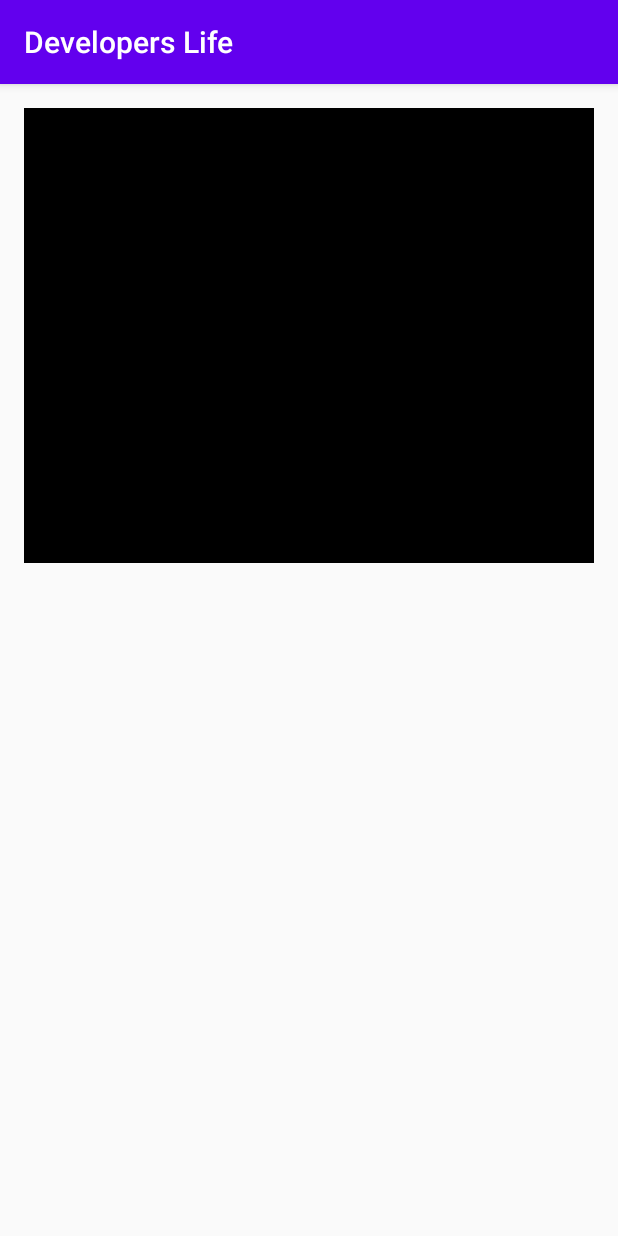
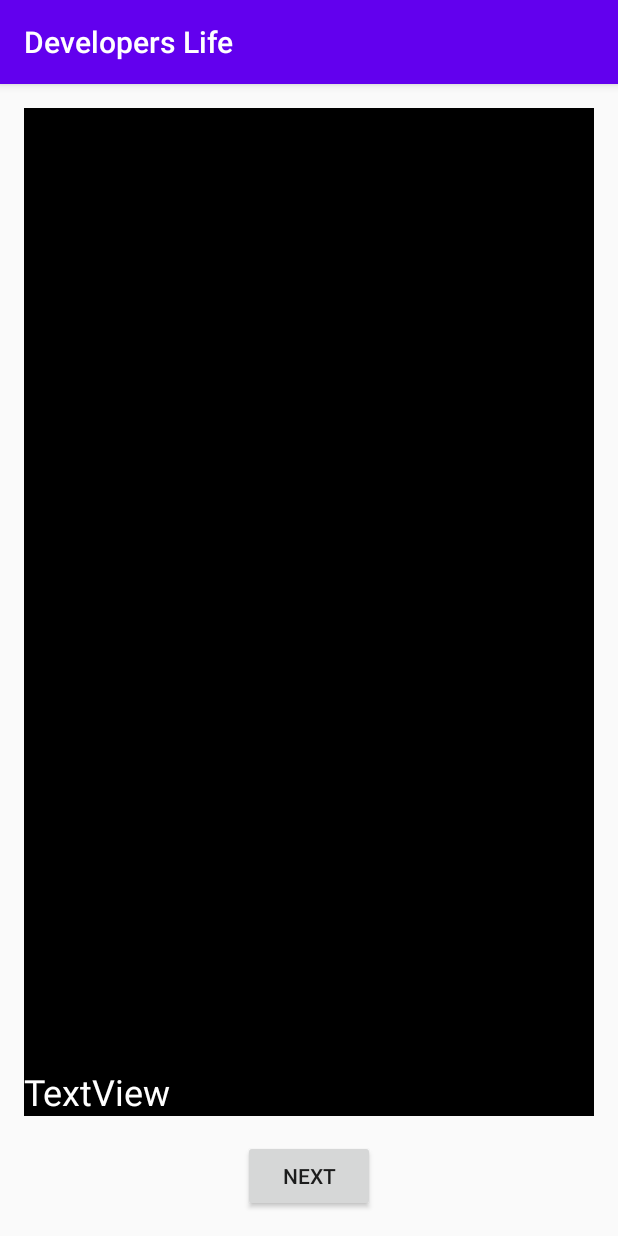
Before and after one commit to spanic/sadulin, an Android app: the screen it shows after launch (MainActivity), on a phone screen of 412 x 824 dp. Run offline under Robolectric (Android 15) with nearby library versions, the phone set to English and light mode, and no system bars; pictures from the network do not load.

Commit message:
Added "Next" button for getting new pictures

```diff
--- a/app/src/main/java/com/example/developers_life/MainActivity.java
+++ b/app/src/main/java/com/example/developers_life/MainActivity.java
@@ -1,9 +1,11 @@
 package com.example.developers_life;
 
+import android.os.Bundle;
+import android.view.View;
+import android.widget.ImageView;
+import android.widget.TextView;
+
 import androidx.appcompat.app.AppCompatActivity;
-
-import android.os.Bundle;
-import android.widget.ImageView;
 
 import com.bumptech.glide.Glide;
 import com.example.developers_life.models.ImageAPIService;
@@ -18,6 +20,20 @@ import retrofit2.converter.gson.GsonConverterFactory;
 public class MainActivity extends AppCompatActivity {
 
     private ImageView imageView;
+    private TextView descriptionTextView;
+
+    private ImageAPIService imageAPIService;
+
+    public MainActivity() {
+
+        Retrofit retrofit = new Retrofit.Builder()
+                .baseUrl("https://developerslife.ru/")
+                .addConverterFactory(GsonConverterFactory.create())
+                .build();
+
+        imageAPIService = retrofit.create(ImageAPIService.class);
+
+    }
 
     @Override
     protected void onCreate(Bundle savedInstanceState) {
@@ -26,40 +42,40 @@ public class MainActivity extends AppCompatActivity {
         setContentView(R.layout.activity_main);
 
         imageView = findViewById(R.id.imageView);
+        descriptionTextView = findViewById(R.id.textView);
 
-        Retrofit retrofit = new Retrofit.Builder()
-                .baseUrl("https://developerslife.ru/")
-                .addConverterFactory(GsonConverterFactory.create())
-                .build();
-        ImageAPIService imageAPIService = retrofit.create(ImageAPIService.class);
+        getRandomImage(null);
+
+    }
+
+    public void getRandomImage(View view) {
 
         imageAPIService.getRandomImage().enqueue(new Callback<ImageResponse>() {
 
             @Override
             public void onResponse(Call<ImageResponse> call, Response<ImageResponse> response) {
-
-                if (!response.isSuccessful())
-                    return;
-
-                ImageResponse imageResponseBody = response.body();
-
-                if (!"gif".equals(imageResponseBody.getType()))
-                    return;
-
-                String imageURL = imageResponseBody.getGifURL();
-                Glide.with(MainActivity.this)
-                        .load(imageURL)
-                        .into(imageView);
-
+                if (!response.isSuccessful()) return;
+                showImageAndDescription(response.body());
             }
 
             @Override
-            public void onFailure(Call<ImageResponse> call, Throwable t) {
-
-            }
+            public void onFailure(Call<ImageResponse> call, Throwable t) { }
 
         });
 
     }
 
+    private void showImageAndDescription(ImageResponse sourceImageResponse) {
+
+        if (!"gif".equals(sourceImageResponse.getType()))
+            return;
+
+        descriptionTextView.setText(sourceImageResponse.getDescription());
+
+        Glide.with(MainActivity.this)
+                .load(sourceImageResponse.getGifURL())
+                .into(imageView);
+
+    }
+
 }
--- a/app/src/main/res/layout/activity_main.xml
+++ b/app/src/main/res/layout/activity_main.xml
@@ -9,14 +9,38 @@
     <ImageView
         android:id="@+id/imageView"
         android:layout_width="0dp"
-        android:layout_height="303dp"
+        android:layout_height="0dp"
         android:layout_marginStart="16dp"
         android:layout_marginTop="16dp"
         android:layout_marginEnd="16dp"
+        android:layout_marginBottom="16dp"
         android:background="#000000"
         android:contentDescription="Funny picture"
+        app:layout_constraintBottom_toTopOf="@+id/button"
         app:layout_constraintEnd_toEndOf="parent"
         app:layout_constraintStart_toStartOf="parent"
         app:layout_constraintTop_toTopOf="parent"
         tools:srcCompat="@tools:sample/backgrounds/scenic" />
+
+    <Button
+        android:id="@+id/button"
+        android:layout_width="wrap_content"
+        android:layout_height="wrap_content"
+        android:layout_marginBottom="16dp"
+        android:onClick="getRandomImage"
+        android:text="@string/next_picture_button_text"
+        app:layout_constraintBottom_toBottomOf="parent"
+        app:layout_constraintEnd_toEndOf="parent"
+        app:layout_constraintStart_toStartOf="parent" />
+
+    <TextView
+        android:id="@+id/textView"
+        android:layout_width="0dp"
+        android:layout_height="wrap_content"
+        android:text="TextView"
+        android:textColor="#FFFFFF"
+        android:textSize="24sp"
+        app:layout_constraintBottom_toBottomOf="@+id/imageView"
+        app:layout_constraintEnd_toEndOf="@+id/imageView"
+        app:layout_constraintStart_toStartOf="@+id/imageView" />
 </androidx.constraintlayout.widget.ConstraintLayout>
--- a/app/src/main/res/values/strings.xml
+++ b/app/src/main/res/values/strings.xml
@@ -1,3 +1,4 @@
 <resources>
     <string name="app_name">Developers Life</string>
+    <string name="next_picture_button_text">Next</string>
 </resources>
```
